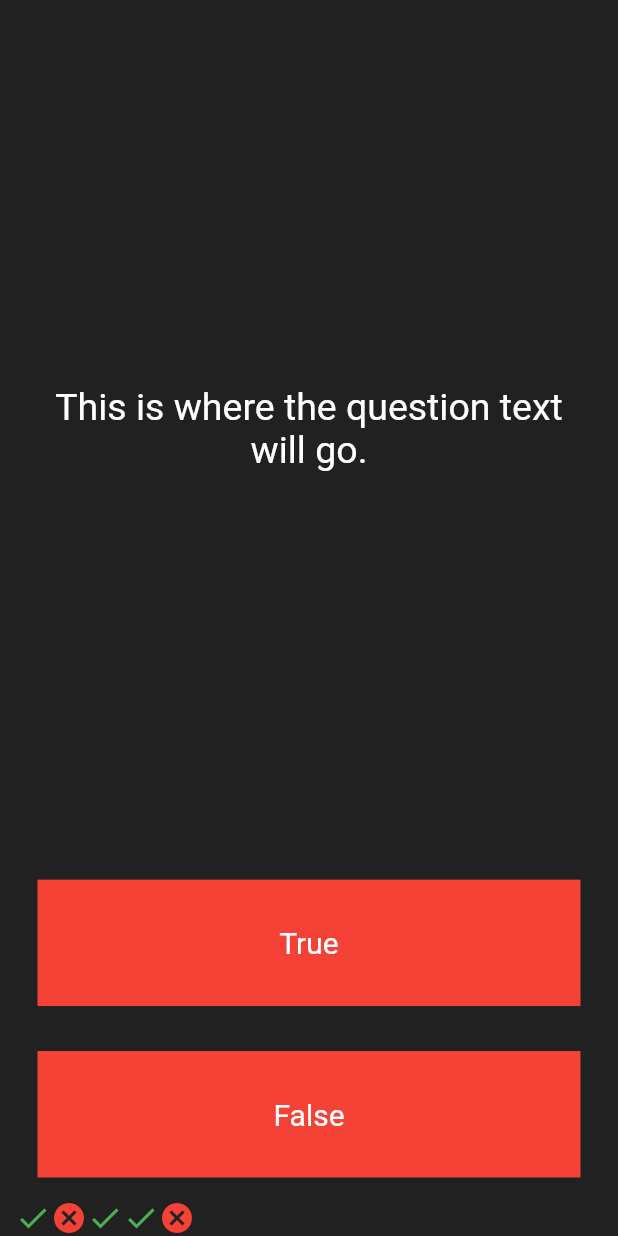
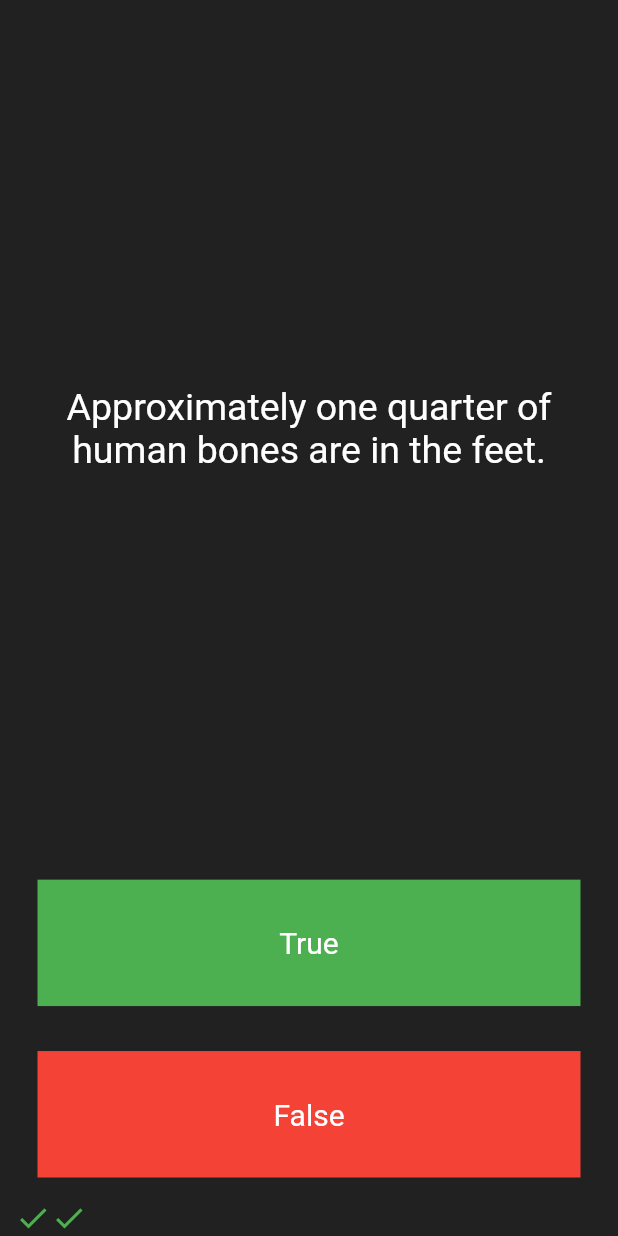
Before and after one commit to darshansgowda17/quizzler_flutter, a Flutter app: the screen it shows after launch, after a tap on "True", after a tap on "False", on a phone screen of 412 x 824 dp. Run offline on Flutter 3.47's test engine with Material 2 defaults, Android fonts, the phone set to English and light mode, and no system bars.

```diff
--- a/lib/main.dart
+++ b/lib/main.dart
@@ -1,4 +1,7 @@
 import 'package:flutter/material.dart';
+import 'package:quizzler_flutter/quizbrain.dart';
+
+QuizBrain quizBrain = QuizBrain();
 
 void main() => runApp(Quizzler());
 
@@ -25,12 +28,10 @@ class QuizPage extends StatefulWidget {
 }
 
 class _QuizPageState extends State<QuizPage> {
-  List<Widget> scoreKeeper = [
-    Icon(Icons.check,color: Colors.green,),
-    Icon(Icons.cancel,color: Colors.red,),
-    Icon(Icons.check,color: Colors.green,)
+  List<Widget> scoreKeeper = [];
+  int questionNumber = 0;
 
-  ];
+
   @override
   Widget build(BuildContext context) {
     return Column(
@@ -43,7 +44,7 @@ class _QuizPageState extends State<QuizPage> {
             padding: EdgeInsets.all(10.0),
             child: Center(
               child: Text(
-                'This is where the question text will go.',
+                quizBrain.questionBank[questionNumber].question!,
                 textAlign: TextAlign.center,
                 style: TextStyle(
                   fontSize: 25.0,
@@ -58,12 +59,18 @@ class _QuizPageState extends State<QuizPage> {
             padding: EdgeInsets.all(15.0),
             child: GestureDetector(
                 onTap: () {
+                  bool ans = quizBrain.questionBank[questionNumber].answer!;
                   setState(() {
-                    scoreKeeper.add(Icon(Icons.check,color: Colors.green,));
+                    if (ans == true){
+                      scoreKeeper.add(Icon(Icons.check,color: Colors.green,));
+                    } else {
+                      scoreKeeper.add(Icon(Icons.cancel,color: Colors.red,),);
+                    };
+                    questionNumber += 1;
                   },);
     },
             child: Container(
-                color: Colors.red,
+                color: Colors.green,
                 child: Center(
                   child: Text(
                     "True",
@@ -81,8 +88,14 @@ class _QuizPageState extends State<QuizPage> {
             padding: EdgeInsets.all(15.0),
             child: GestureDetector(
               onTap: () {
+                bool ans = quizBrain.questionBank[questionNumber].answer!;
                 setState(() {
-                  scoreKeeper.add(Icon(Icons.cancel,color: Colors.red,),);
+                  if (ans == false){
+                    scoreKeeper.add(Icon(Icons.check,color: Colors.green,));
+                  } else {
+                    scoreKeeper.add(Icon(Icons.cancel,color: Colors.red,),);
+                  };
+                  questionNumber += 1;
                 });
               },
               child: Container(
--- /dev/null
+++ b/lib/questions.dart
@@ -0,0 +1,11 @@
+
+
+class Questions{
+  String? question;
+  bool? answer;
+
+  Questions(String p,bool q) {
+    question = p;
+    answer = q;
+  }
+}
```
Also changed, not shown: lib/quizbrain.dart (added, +31 -0 lines).
